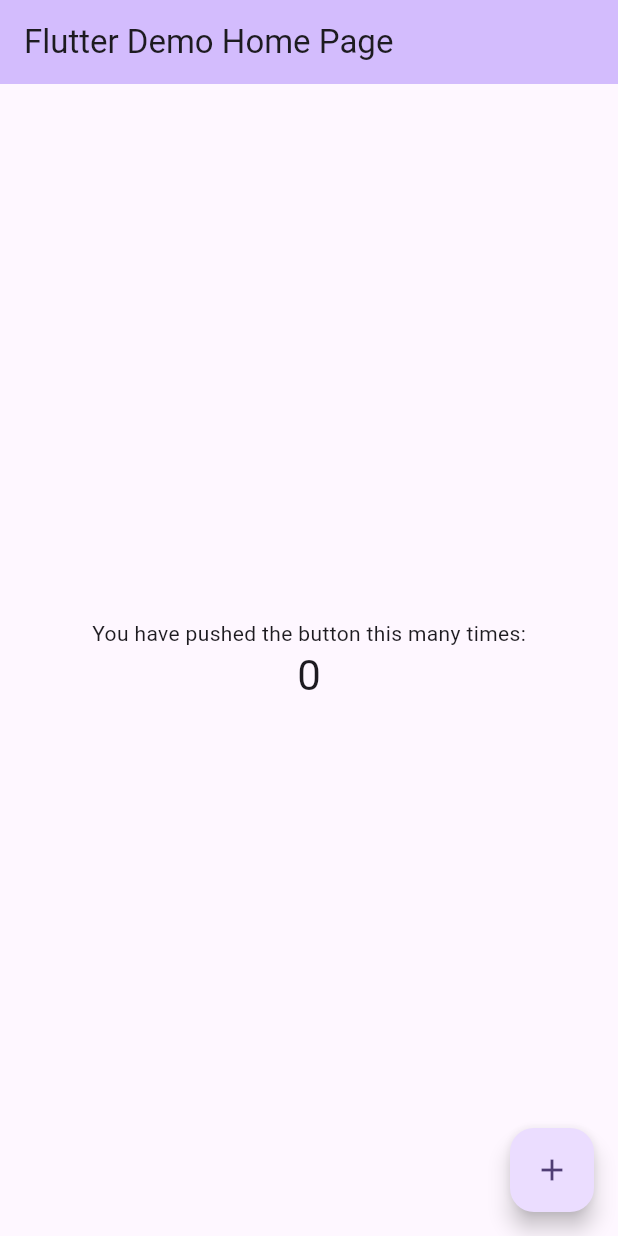
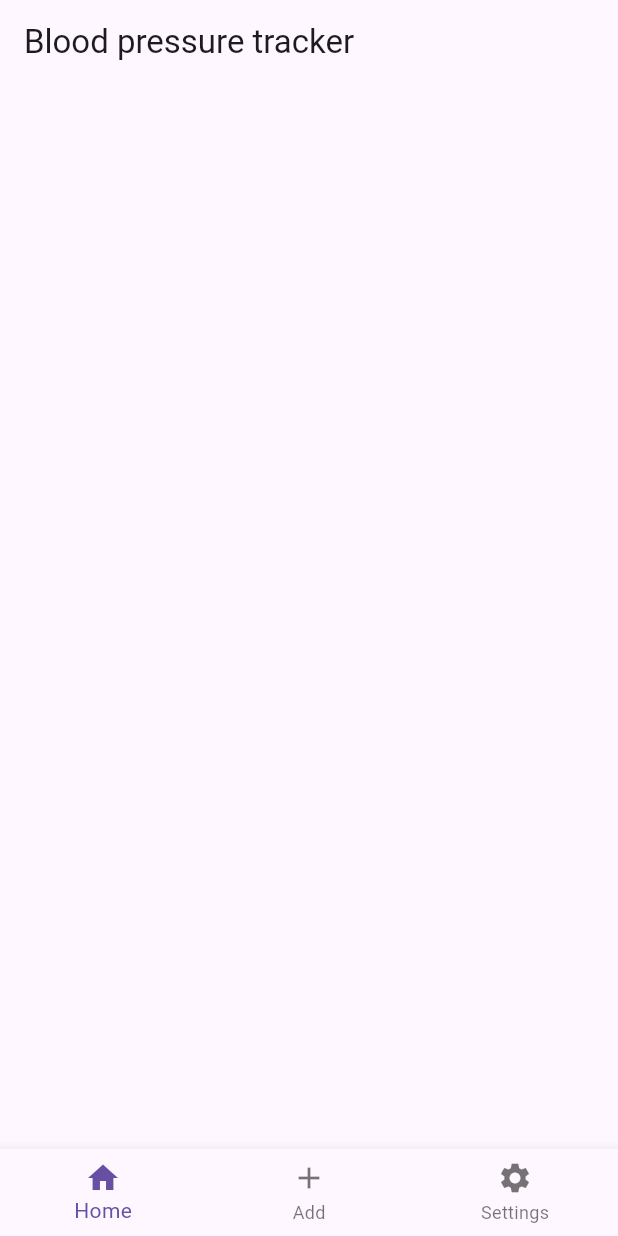
Before and after one commit to tymiasas00/bp_app, a Flutter app: the screen it shows after launch, on a phone screen of 412 x 824 dp. Run offline on Flutter 3.47's test engine with Material 3 defaults, Android fonts, the phone set to English and light mode, and no system bars.

Commit message:
started home page design, made a bp reading model

```diff
--- /dev/null
+++ b/lib/home.dart
@@ -0,0 +1,17 @@
+import 'package:bp_app/home_bottom_navigation_bar.dart';
+import 'package:flutter/material.dart';
+
+class MyHomePage extends StatelessWidget {
+  const MyHomePage({super.key});
+
+  @override
+  Widget build(BuildContext context) {
+    return Scaffold(
+      appBar: AppBar(
+        title: const Text('Blood pressure tracker'),
+      ),
+      // write bottom navigation bar with three buttons with icons as well as labels
+      bottomNavigationBar: const HomeBottomNavigationBar(),
+    );
+  }
+}
--- /dev/null
+++ b/lib/home_bottom_navigation_bar.dart
@@ -0,0 +1,45 @@
+import 'package:flutter/material.dart';
+
+class HomeBottomNavigationBar extends StatelessWidget {
+  const HomeBottomNavigationBar({
+    super.key,
+  });
+
+  @override
+  Widget build(BuildContext context) {
+    return BottomNavigationBar(
+      items: const <BottomNavigationBarItem>[
+        BottomNavigationBarItem(
+          icon: Icon(Icons.home),
+          label: 'Home',
+        ),
+        BottomNavigationBarItem(
+          icon: Icon(Icons.add),
+          label: 'Add',
+        ),
+        BottomNavigationBarItem(
+          icon: Icon(Icons.settings),
+          label: 'Settings',
+        ),
+      ],
+      onTap: (int index) {
+        if (index == 0) {
+          Navigator.push(
+            context,
+            MaterialPageRoute(builder: (ctx){return const Placeholder();}),
+          );
+        } else if (index == 1) {
+          Navigator.push(
+            context,
+            MaterialPageRoute(builder: (ctx){return const Placeholder();}),
+          );
+        } else if (index == 2) {
+          Navigator.push(
+            context,
+            MaterialPageRoute(builder: (ctx){return const Placeholder();}),
+          );
+        }
+      },
+    );
+  }
+}
--- a/lib/main.dart
+++ b/lib/main.dart
@@ -1,3 +1,4 @@
+import 'package:bp_app/home.dart';
 import 'package:flutter/material.dart';
 
 void main() {
@@ -7,119 +8,11 @@
 class MyApp extends StatelessWidget {
   const MyApp({super.key});
 
-  // This widget is the root of your application.
   @override
   Widget build(BuildContext context) {
-    return MaterialApp(
+    return const MaterialApp(
       title: 'Flutter Demo',
-      theme: ThemeData(
-        // This is the theme of your application.
-        //
-        // TRY THIS: Try running your application with "flutter run". You'll see
-        // the application has a purple toolbar. Then, without quitting the app,
-        // try changing the seedColor in the colorScheme below to Colors.green
-        // and then invoke "hot reload" (save your changes or press the "hot
-        // reload" button in a Flutter-supported IDE, or press "r" if you used
-        // the command line to start the app).
-        //
-        // Notice that the counter didn't reset back to zero; the application
-        // state is not lost during the reload. To reset the state, use hot
-        // restart instead.
-        //
-        // This works for code too, not just values: Most code changes can be
-        // tested with just a hot reload.
-        colorScheme: ColorScheme.fromSeed(seedColor: Colors.deepPurple),
-        useMaterial3: true,
-      ),
-      home: const MyHomePage(title: 'Flutter Demo Home Page'),
+      home: MyHomePage(),
     );
   }
 }
-
-class MyHomePage extends StatefulWidget {
-  const MyHomePage({super.key, required this.title});
-
-  // This widget is the home page of your application. It is stateful, meaning
-  // that it has a State object (defined below) that contains fields that affect
-  // how it looks.
-
-  // This class is the configuration for the state. It holds the values (in this
-  // case the title) provided by the parent (in this case the App widget) and
-  // used by the build method of the State. Fields in a Widget subclass are
-  // always marked "final".
-
-  final String title;
-
-  @override
-  State<MyHomePage> createState() => _MyHomePageState();
-}
-
-class _MyHomePageState extends State<MyHomePage> {
-  int _counter = 0;
-
-  void _incrementCounter() {
-    setState(() {
-      // This call to setState tells the Flutter framework that something has
-      // changed in this State, which causes it to rerun the build method below
-      // so that the display can reflect the updated values. If we changed
-      // _counter without calling setState(), then the build method would not be
-      // called again, and so nothing would appear to happen.
-      _counter++;
-    });
-  }
-
-  @override
-  Widget build(BuildContext context) {
-    // This method is rerun every time setState is called, for instance as done
-    // by the _incrementCounter method above.
-    //
-    // The Flutter framework has been optimized to make rerunning build methods
-    // fast, so that you can just rebuild anything that needs updating rather
-    // than having to individually change instances of widgets.
-    return Scaffold(
-      appBar: AppBar(
-        // TRY THIS: Try changing the color here to a specific color (to
-        // Colors.amber, perhaps?) and trigger a hot reload to see the AppBar
-        // change color while the other colors stay the same.
-        backgroundColor: Theme.of(context).colorScheme.inversePrimary,
-        // Here we take the value from the MyHomePage object that was created by
-        // the App.build method, and use it to set our appbar title.
-        title: Text(widget.title),
-      ),
-      body: Center(
-        // Center is a layout widget. It takes a single child and positions it
-        // in the middle of the parent.
-        child: Column(
-          // Column is also a layout widget. It takes a list of children and
-          // arranges them vertically. By default, it sizes itself to fit its
-          // children horizontally, and tries to be as tall as its parent.
-          //
-          // Column has various properties to control how it sizes itself and
-          // how it positions its children. Here we use mainAxisAlignment to
-          // center the children vertically; the main axis here is the vertical
-          // axis because Columns are vertical (the cross axis would be
-          // horizontal).
-          //
-          // TRY THIS: Invoke "debug painting" (choose the "Toggle Debug Paint"
-          // action in the IDE, or press "p" in the console), to see the
-          // wireframe for each widget.
-          mainAxisAlignment: MainAxisAlignment.center,
-          children: <Widget>[
-            const Text(
-              'You have pushed the button this many times:',
-            ),
-            Text(
-              '$_counter',
-              style: Theme.of(context).textTheme.headlineMedium,
-            ),
-          ],
-        ),
-      ),
-      floatingActionButton: FloatingActionButton(
-        onPressed: _incrementCounter,
-        tooltip: 'Increment',
-        child: const Icon(Icons.add),
-      ), // This trailing comma makes auto-formatting nicer for build methods.
-    );
-  }
-}
```
Also changed, not shown: lib/models/bp_reading.dart (added, +26 -0 lines).
